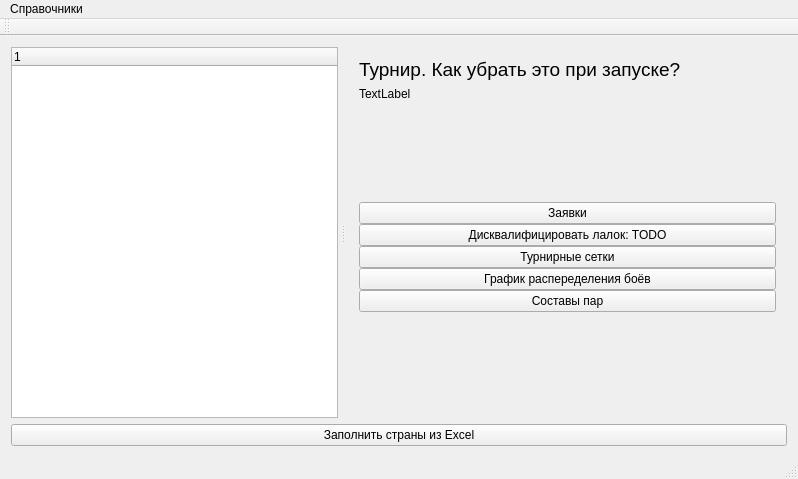
Old version of the form TournamentManager/mainwindow.ui in the repository BarsukAlexey/xelarogi.
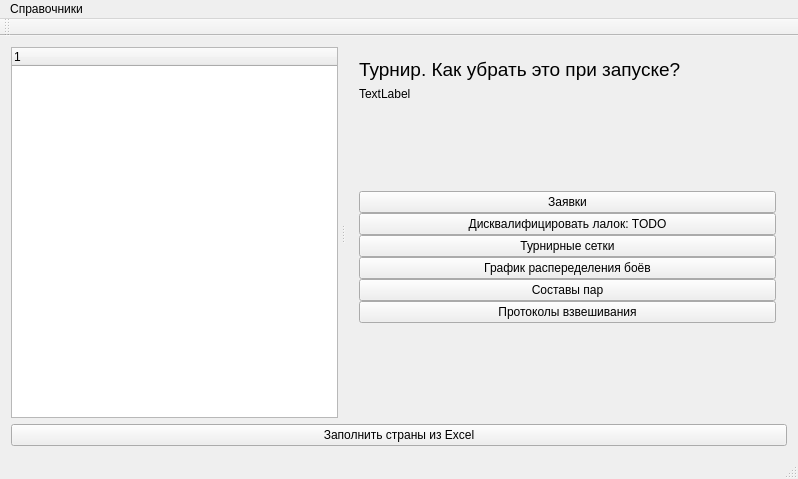
New version of the form.

Commit message: Добавил протоколы взвешивания

What changed in the file:
```diff
--- a/TournamentManager/mainwindow.ui
+++ b/TournamentManager/mainwindow.ui
@@ -175,6 +175,13 @@
                </property>
               </widget>
              </item>
+             <item>
+              <widget class="QPushButton" name="pushButtonProtokolVzveshinanya">
+               <property name="text">
+                <string>Протоколы взвешивания</string>
+               </property>
+              </widget>
+             </item>
             </layout>
            </item>
           </layout>
```
The commit also changes 13 other files.
